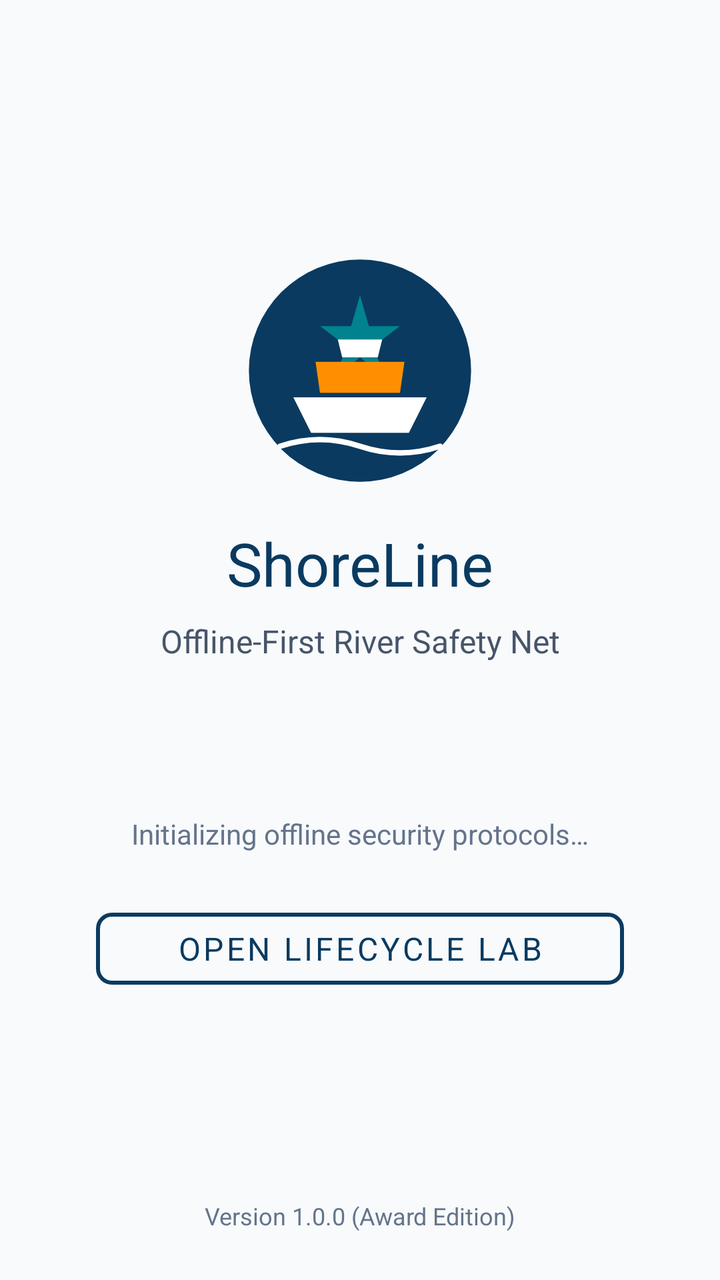
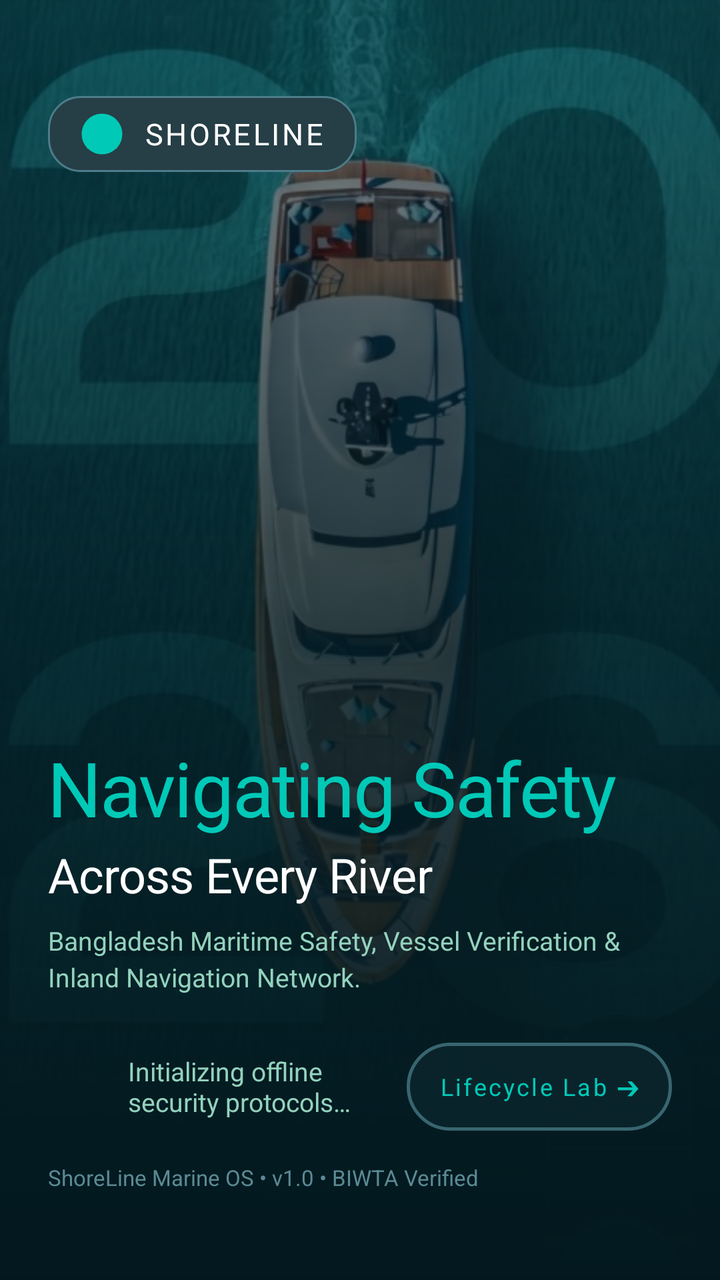

Before-and-after screenshots of an Android layout around one commit, followed by the original layout XML and the change that was made.
<!-- AndroidManifest.xml: activity theme Theme.ShoreLine.NoActionBar -->
<!-- res/layout/activity_splash.xml -->
<?xml version="1.0" encoding="utf-8"?>
<androidx.constraintlayout.widget.ConstraintLayout xmlns:android="http://schemas.android.com/apk/res/android"
    xmlns:app="http://schemas.android.com/apk/res-auto"
    xmlns:tools="http://schemas.android.com/tools"
    android:id="@+id/splashRoot"
    android:layout_width="match_parent"
    android:layout_height="match_parent"
    android:background="@color/bg_light_canvas"
    android:padding="@dimen/spacing_large">

    
    <ImageView
        android:id="@+id/ivLogo"
        android:layout_width="120dp"
        android:layout_height="120dp"
        android:contentDescription="@string/app_name"
        android:src="@drawable/ic_shoreline_logo"
        app:layout_constraintBottom_toTopOf="@+id/tvAppName"
        app:layout_constraintEnd_toEndOf="parent"
        app:layout_constraintStart_toStartOf="parent"
        app:layout_constraintTop_toTopOf="parent"
        app:layout_constraintVertical_chainStyle="packed" />

    
    <TextView
        android:id="@+id/tvAppName"
        android:layout_width="wrap_content"
        android:layout_height="wrap_content"
        android:layout_marginTop="@dimen/spacing_medium"
        android:fontFamily="sans-serif-black"
        android:text="@string/app_name"
        android:textColor="@color/primary_maritime"
        android:textSize="@dimen/text_display"
        app:layout_constraintBottom_toTopOf="@+id/tvTagline"
        app:layout_constraintEnd_toEndOf="parent"
        app:layout_constraintStart_toStartOf="parent"
        app:layout_constraintTop_toBottomOf="@+id/ivLogo" />

    
    <TextView
        android:id="@+id/tvTagline"
        android:layout_width="0dp"
        android:layout_height="wrap_content"
        android:layout_marginStart="@dimen/spacing_large"
        android:layout_marginTop="@dimen/spacing_small"
        android:layout_marginEnd="@dimen/spacing_large"
        android:gravity="center"
        android:text="@string/app_tagline"
        android:textColor="@color/text_secondary"
        android:textSize="@dimen/text_body_primary"
        app:layout_constraintBottom_toTopOf="@+id/progressLoading"
        app:layout_constraintEnd_toEndOf="parent"
        app:layout_constraintStart_toStartOf="parent"
        app:layout_constraintTop_toBottomOf="@+id/tvAppName" />

    
    <ProgressBar
        android:id="@+id/progressLoading"
        android:layout_width="36dp"
        android:layout_height="36dp"
        android:layout_marginTop="@dimen/spacing_xlarge"
        android:indeterminateTint="@color/secondary_safety_orange"
        app:layout_constraintBottom_toTopOf="@+id/tvStatus"
        app:layout_constraintEnd_toEndOf="parent"
        app:layout_constraintStart_toStartOf="parent"
        app:layout_constraintTop_toBottomOf="@+id/tvTagline" />

    
    <TextView
        android:id="@+id/tvStatus"
        android:layout_width="wrap_content"
        android:layout_height="wrap_content"
        android:layout_marginTop="@dimen/spacing_small"
        android:text="@string/splash_loading"
        android:textColor="@color/text_tertiary"
        android:textSize="@dimen/text_body_secondary"
        app:layout_constraintBottom_toTopOf="@+id/btnOpenLifecycleLab"
        app:layout_constraintEnd_toEndOf="parent"
        app:layout_constraintStart_toStartOf="parent"
        app:layout_constraintTop_toBottomOf="@+id/progressLoading" />

    
    <com.google.android.material.button.MaterialButton
        android:id="@+id/btnOpenLifecycleLab"
        style="@style/Widget.ShoreLine.Button.Outlined"
        android:layout_width="0dp"
        android:layout_height="wrap_content"
        android:layout_marginStart="@dimen/spacing_large"
        android:layout_marginTop="@dimen/spacing_large"
        android:layout_marginEnd="@dimen/spacing_large"
        android:text="@string/btn_open_lifecycle_lab"
        app:layout_constraintBottom_toTopOf="@+id/tvVersion"
        app:layout_constraintEnd_toEndOf="parent"
        app:layout_constraintStart_toStartOf="parent"
        app:layout_constraintTop_toBottomOf="@+id/tvStatus" />

    
    <TextView
        android:id="@+id/tvVersion"
        android:layout_width="wrap_content"
        android:layout_height="wrap_content"
        android:text="@string/splash_version"
        android:textColor="@color/text_tertiary"
        android:textSize="@dimen/text_caption"
        app:layout_constraintBottom_toBottomOf="parent"
        app:layout_constraintEnd_toEndOf="parent"
        app:layout_constraintStart_toStartOf="parent" />

</androidx.constraintlayout.widget.ConstraintLayout>
<!-- resources referenced by this layout -->
<resources>
  <color name="bg_light_canvas">#F8FAFC</color>
  <color name="primary_maritime">#0A3A60</color>
  <color name="secondary_safety_orange">#E65100</color>
  <color name="text_secondary">#475569</color>
  <color name="text_tertiary">#64748B</color>
  <dimen name="spacing_large">24dp</dimen>
  <dimen name="spacing_medium">16dp</dimen>
  <dimen name="spacing_small">8dp</dimen>
  <dimen name="spacing_xlarge">32dp</dimen>
  <dimen name="text_body_primary">16sp</dimen>
  <dimen name="text_body_secondary">14sp</dimen>
  <dimen name="text_caption">12sp</dimen>
  <dimen name="text_display">30sp</dimen>
  <!-- drawable ic_shoreline_logo (drawable) -->
  <vector xmlns:android="http://schemas.android.com/apk/res/android"
      android:width="108dp"
      android:height="108dp"
      android:viewportWidth="108"
      android:viewportHeight="108">
      
      
      <path
          android:fillColor="#0A3A60"
          android:pathData="M54,54m-50,0a50,50 0,1 1,100 0a50,50 0,1 1,-100 0" />
  
      
      <path
          android:fillColor="#00838F"
          android:pathData="M54,20L58,34L72,34L60,43L65,57L54,48L43,57L48,43L36,34L50,34Z" />
  
      
      <path
          android:fillColor="#FFFFFF"
          android:pathData="M24,66 L84,66 L76,82 L32,82 Z" />
  
      
      <path
          android:fillColor="#FF8F00"
          android:pathData="M34,50 L74,50 L72,64 L36,64 Z" />
  
      
      <path
          android:fillColor="#FFFFFF"
          android:pathData="M44,40 L64,40 L62,48 L46,48 Z" />
  
      
      <path
          android:strokeColor="#FFFFFF"
          android:strokeWidth="2.5"
          android:strokeLineCap="round"
          android:pathData="M18,88 Q36,82 54,88 T90,88" />
  </vector>
  <string name="app_name">ShoreLine</string>
  <string name="app_tagline">Offline-First River Safety Net</string>
  <string name="btn_open_lifecycle_lab">Open Lifecycle Lab</string>
  <string name="splash_loading">Initializing offline security protocols…</string>
  <string name="splash_version">Version 1.0.0 (Award Edition)</string>
  <style name="Widget.ShoreLine.Button.Outlined" parent="Widget.MaterialComponents.Button.OutlinedButton">
          <item name="android:minHeight">@dimen/min_touch_target</item>
          <item name="strokeColor">@color/primary_maritime</item>
          <item name="strokeWidth">@dimen/stroke_width_active</item>
          <item name="android:textColor">@color/primary_maritime</item>
          <item name="cornerRadius">@dimen/button_corner_radius</item>
          <item name="android:textSize">@dimen/text_body_primary</item>
      </style>
  <style name="Theme.ShoreLine.NoActionBar">
          <item name="windowActionBar">false</item>
          <item name="windowNoTitle">true</item>
      </style>
  <dimen name="min_touch_target">48dp</dimen>
  <dimen name="stroke_width_active">2dp</dimen>
  <dimen name="button_corner_radius">8dp</dimen>
</resources>

<!-- the commit's change to res/layout/activity_splash.xml (unified diff, before → after) -->
@@ -5,105 +5,162 @@
     android:id="@+id/splashRoot"
     android:layout_width="match_parent"
     android:layout_height="match_parent"
-    android:background="@color/bg_light_canvas"
-    android:padding="@dimen/spacing_large">
+    android:background="@drawable/bg_navara_gradient">
 
     
     <ImageView
-        android:id="@+id/ivLogo"
-        android:layout_width="120dp"
-        android:layout_height="120dp"
-        android:contentDescription="@string/app_name"
-        android:src="@drawable/ic_shoreline_logo"
-        app:layout_constraintBottom_toTopOf="@+id/tvAppName"
-        app:layout_constraintEnd_toEndOf="parent"
-        app:layout_constraintStart_toStartOf="parent"
-        app:layout_constraintTop_toTopOf="parent"
-        app:layout_constraintVertical_chainStyle="packed" />
+        android:layout_width="match_parent"
+        android:layout_height="match_parent"
+        android:contentDescription="@null"
+        android:scaleType="centerCrop"
+        android:src="@drawable/bg_navara_login_hero" />
 
     
-    <TextView
-        android:id="@+id/tvAppName"
+    <View
+        android:layout_width="match_parent"
+        android:layout_height="match_parent"
+        android:background="#5502181E" />
+
+    
+    <View
+        android:layout_width="match_parent"
+        android:layout_height="match_parent"
+        android:background="@drawable/bg_navara_scrim_gradient" />
+
+    
+    <LinearLayout
+        android:id="@+id/brandBar"
         android:layout_width="wrap_content"
         android:layout_height="wrap_content"
-        android:layout_marginTop="@dimen/spacing_medium"
-        android:fontFamily="sans-serif-black"
-        android:text="@string/app_name"
-        android:textColor="@color/primary_maritime"
-        android:textSize="@dimen/text_display"
-        app:layout_constraintBottom_toTopOf="@+id/tvTagline"
-        app:layout_constraintEnd_toEndOf="parent"
+        android:layout_marginStart="24dp"
+        android:layout_marginTop="48dp"
+        android:background="@drawable/bg_navara_chip"
+        android:gravity="center_vertical"
+        android:orientation="horizontal"
+        android:paddingStart="16dp"
+        android:paddingTop="8dp"
+        android:paddingEnd="16dp"
+        android:paddingBottom="8dp"
         app:layout_constraintStart_toStartOf="parent"
-        app:layout_constraintTop_toBottomOf="@+id/ivLogo" />
+        app:layout_constraintTop_toTopOf="parent">
+
+        <ImageView
+            android:id="@+id/ivLogo"
+            android:layout_width="22dp"
+            android:layout_height="22dp"
+            android:contentDescription="@string/app_name"
+            android:src="@drawable/ic_shoreline_logo"
+            app:tint="@color/navara_neon_cyan" />
+
+        <TextView
+            android:id="@+id/tvAppName"
+            android:layout_width="wrap_content"
+            android:layout_height="wrap_content"
+            android:layout_marginStart="10dp"
+            android:fontFamily="sans-serif-black"
+            android:letterSpacing="0.08"
+            android:text="SHORELINE"
+            android:textColor="@color/navara_text_title"
+            android:textSize="15sp" />
+    </LinearLayout>
 
     
-    <TextView
-        android:id="@+id/tvTagline"
+    <LinearLayout
         android:layout_width="0dp"
         android:layout_height="wrap_content"
-        android:layout_marginStart="@dimen/spacing_large"
-        android:layout_marginTop="@dimen/spacing_small"
-        android:layout_marginEnd="@dimen/spacing_large"
-        android:gravity="center"
-        android:text="@string/app_tagline"
-        android:textColor="@color/text_secondary"
-        android:textSize="@dimen/text_body_primary"
-        app:layout_constraintBottom_toTopOf="@+id/progressLoading"
-        app:layout_constraintEnd_toEndOf="parent"
-        app:layout_constraintStart_toStartOf="parent"
-        app:layout_constraintTop_toBottomOf="@+id/tvAppName" />
-
-    
-    <ProgressBar
-        android:id="@+id/progressLoading"
-        android:layout_width="36dp"
-        android:layout_height="36dp"
-        android:layout_marginTop="@dimen/spacing_xlarge"
-        android:indeterminateTint="@color/secondary_safety_orange"
-        app:layout_constraintBottom_toTopOf="@+id/tvStatus"
-        app:layout_constraintEnd_toEndOf="parent"
-        app:layout_constraintStart_toStartOf="parent"
-        app:layout_constraintTop_toBottomOf="@+id/tvTagline" />
-
-    
-    <TextView
-        android:id="@+id/tvStatus"
-        android:layout_width="wrap_content"
-        android:layout_height="wrap_content"
-        android:layout_marginTop="@dimen/spacing_small"
-        android:text="@string/splash_loading"
-        android:textColor="@color/text_tertiary"
-        android:textSize="@dimen/text_body_secondary"
-        app:layout_constraintBottom_toTopOf="@+id/btnOpenLifecycleLab"
-        app:layout_constraintEnd_toEndOf="parent"
-        app:layout_constraintStart_toStartOf="parent"
-        app:layout_constraintTop_toBottomOf="@+id/progressLoading" />
-
-    
-    <com.google.android.material.button.MaterialButton
-        android:id="@+id/btnOpenLifecycleLab"
-        style="@style/Widget.ShoreLine.Button.Outlined"
-        android:layout_width="0dp"
-        android:layout_height="wrap_content"
-        android:layout_marginStart="@dimen/spacing_large"
-        android:layout_marginTop="@dimen/spacing_large"
-        android:layout_marginEnd="@dimen/spacing_large"
-        android:text="@string/btn_open_lifecycle_lab"
-        app:layout_constraintBottom_toTopOf="@+id/tvVersion"
-        app:layout_constraintEnd_toEndOf="parent"
-        app:layout_constraintStart_toStartOf="parent"
-        app:layout_constraintTop_toBottomOf="@+id/tvStatus" />
-
-    
-    <TextView
-        android:id="@+id/tvVersion"
-        android:layout_width="wrap_content"
-        android:layout_height="wrap_content"
-        android:text="@string/splash_version"
-        android:textColor="@color/text_tertiary"
-        android:textSize="@dimen/text_caption"
+        android:layout_marginStart="24dp"
+        android:layout_marginEnd="24dp"
+        android:layout_marginBottom="44dp"
+        android:orientation="vertical"
         app:layout_constraintBottom_toBottomOf="parent"
         app:layout_constraintEnd_toEndOf="parent"
-        app:layout_constraintStart_toStartOf="parent" />
+        app:layout_constraintStart_toStartOf="parent">
+
+        
+        <TextView
+            android:layout_width="wrap_content"
+            android:layout_height="wrap_content"
+            android:fontFamily="sans-serif-black"
+            android:letterSpacing="-0.02"
+            android:text="Navigating Safety"
+            android:textColor="@color/navara_neon_cyan"
+            android:textSize="38sp" />
+
+        <TextView
+            android:id="@+id/tvTagline"
+            android:layout_width="wrap_content"
+            android:layout_height="wrap_content"
+            android:layout_marginTop="2dp"
+            android:fontFamily="sans-serif-medium"
+            android:letterSpacing="-0.01"
+            android:text="Across Every River"
+            android:textColor="@color/navara_text_title"
+            android:textSize="24sp" />
+
+        
+        <TextView
+            android:layout_width="match_parent"
+            android:layout_height="wrap_content"
+            android:layout_marginTop="8dp"
+            android:fontFamily="sans-serif"
+            android:lineSpacingExtra="3dp"
+            android:text="Bangladesh Maritime Safety, Vessel Verification &amp; Inland Navigation Network."
+            android:textColor="@color/navara_text_subtitle"
+            android:textSize="13sp" />
+
+        
+        <LinearLayout
+            android:layout_width="match_parent"
+            android:layout_height="wrap_content"
+            android:layout_marginTop="24dp"
+            android:gravity="center_vertical"
+            android:orientation="horizontal">
+
+            <ProgressBar
+                android:id="@+id/progressLoading"
+                android:layout_width="26dp"
+                android:layout_height="26dp"
+                android:indeterminateTint="@color/navara_neon_cyan" />
+
+            <TextView
+                android:id="@+id/tvStatus"
+                android:layout_width="0dp"
+                android:layout_height="wrap_content"
+                android:layout_marginStart="14dp"
+                android:layout_weight="1"
+                android:fontFamily="sans-serif-medium"
+                android:text="@string/splash_loading"
+                android:textColor="@color/navara_text_subtitle"
+                android:textSize="13sp" />
+
+            
+            <com.google.android.material.button.MaterialButton
+                android:id="@+id/btnOpenLifecycleLab"
+                android:layout_width="wrap_content"
+                android:layout_height="44dp"
+                android:background="@drawable/bg_navara_glass_card"
+                android:fontFamily="sans-serif-bold"
+                android:insetTop="0dp"
+                android:insetBottom="0dp"
+                android:paddingStart="16dp"
+                android:paddingEnd="16dp"
+                android:text="Lifecycle Lab ➔"
+                android:textAllCaps="false"
+                android:textColor="@color/navara_neon_cyan"
+                android:textSize="12sp"
+                app:backgroundTint="@null" />
+        </LinearLayout>
+
+        
+        <TextView
+            android:id="@+id/tvVersion"
+            android:layout_width="wrap_content"
+            android:layout_height="wrap_content"
+            android:layout_marginTop="16dp"
+            android:fontFamily="sans-serif"
+            android:text="ShoreLine Marine OS • v1.0 • BIWTA Verified"
+            android:textColor="#5C8A94"
+            android:textSize="11sp" />
+    </LinearLayout>
 
 </androidx.constraintlayout.widget.ConstraintLayout>
<!-- resource entries referenced after the edit -->
@@ -1,18 +1,51 @@
 <!-- resources referenced by this layout -->
 <resources>
-  <color name="bg_light_canvas">#F8FAFC</color>
-  <color name="primary_maritime">#0A3A60</color>
-  <color name="secondary_safety_orange">#E65100</color>
-  <color name="text_secondary">#475569</color>
-  <color name="text_tertiary">#64748B</color>
-  <dimen name="spacing_large">24dp</dimen>
-  <dimen name="spacing_medium">16dp</dimen>
-  <dimen name="spacing_small">8dp</dimen>
-  <dimen name="spacing_xlarge">32dp</dimen>
-  <dimen name="text_body_primary">16sp</dimen>
-  <dimen name="text_body_secondary">14sp</dimen>
-  <dimen name="text_caption">12sp</dimen>
-  <dimen name="text_display">30sp</dimen>
+  <color name="navara_neon_cyan">#00C9B7</color>
+  <color name="navara_text_subtitle">#94D2BD</color>
+  <color name="navara_text_title">#FFFFFF</color>
+  <!-- drawable bg_navara_chip (drawable) -->
+  <?xml version="1.0" encoding="utf-8"?>
+  <shape xmlns:android="http://schemas.android.com/apk/res/android"
+      android:shape="rectangle">
+      <solid android:color="@color/navara_chip_bg" />
+      <stroke
+          android:width="1dp"
+          android:color="@color/navara_chip_stroke" />
+      <corners android:radius="16dp" />
+  </shape>
+  <!-- drawable bg_navara_glass_card (drawable) -->
+  <?xml version="1.0" encoding="utf-8"?>
+  <shape xmlns:android="http://schemas.android.com/apk/res/android"
+      android:shape="rectangle">
+      <solid android:color="@color/navara_glass_surface" />
+      <stroke
+          android:width="1.5dp"
+          android:color="@color/navara_glass_border" />
+      <corners android:radius="24dp" />
+  </shape>
+  <!-- drawable bg_navara_gradient (drawable) -->
+  <?xml version="1.0" encoding="utf-8"?>
+  <shape xmlns:android="http://schemas.android.com/apk/res/android"
+      android:shape="rectangle">
+      <gradient
+          android:type="linear"
+          android:angle="270"
+          android:startColor="#031F27"
+          android:centerColor="#02181E"
+          android:endColor="#010D10" />
+  </shape>
+  <!-- drawable bg_navara_login_hero: jpg bitmap (drawable, 84761 bytes) -->
+  <!-- drawable bg_navara_scrim_gradient (drawable) -->
+  <?xml version="1.0" encoding="utf-8"?>
+  <shape xmlns:android="http://schemas.android.com/apk/res/android"
+      android:shape="rectangle">
+      <gradient
+          android:type="linear"
+          android:angle="270"
+          android:startColor="#1A02181E"
+          android:centerColor="#B302181E"
+          android:endColor="#FF02181E" />
+  </shape>
   <!-- drawable ic_shoreline_logo (drawable) -->
   <vector xmlns:android="http://schemas.android.com/apk/res/android"
       android:width="108dp"
@@ -53,24 +86,14 @@
           android:pathData="M18,88 Q36,82 54,88 T90,88" />
   </vector>
   <string name="app_name">ShoreLine</string>
-  <string name="app_tagline">Offline-First River Safety Net</string>
-  <string name="btn_open_lifecycle_lab">Open Lifecycle Lab</string>
   <string name="splash_loading">Initializing offline security protocols…</string>
-  <string name="splash_version">Version 1.0.0 (Award Edition)</string>
-  <style name="Widget.ShoreLine.Button.Outlined" parent="Widget.MaterialComponents.Button.OutlinedButton">
-          <item name="android:minHeight">@dimen/min_touch_target</item>
-          <item name="strokeColor">@color/primary_maritime</item>
-          <item name="strokeWidth">@dimen/stroke_width_active</item>
-          <item name="android:textColor">@color/primary_maritime</item>
-          <item name="cornerRadius">@dimen/button_corner_radius</item>
-          <item name="android:textSize">@dimen/text_body_primary</item>
-      </style>
   <style name="Theme.ShoreLine.NoActionBar">
           <item name="windowActionBar">false</item>
           <item name="windowNoTitle">true</item>
       </style>
-  <dimen name="min_touch_target">48dp</dimen>
-  <dimen name="stroke_width_active">2dp</dimen>
-  <dimen name="button_corner_radius">8dp</dimen>
+  <color name="navara_chip_bg">#263E46</color>
+  <color name="navara_chip_stroke">#4D7C8A</color>
+  <color name="navara_glass_surface">#D90B252C</color>
+  <color name="navara_glass_border">#386570</color>
 </resources>
 
